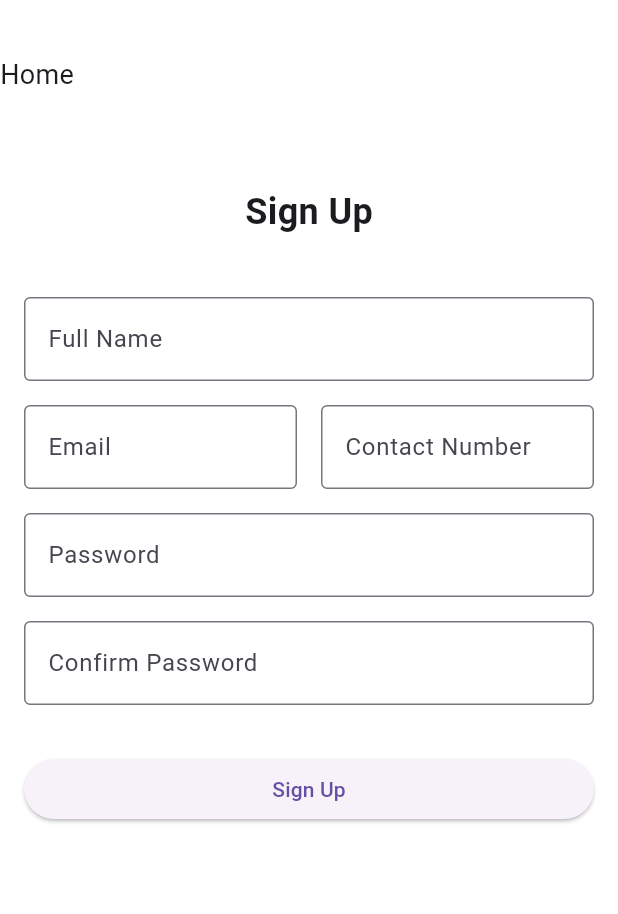
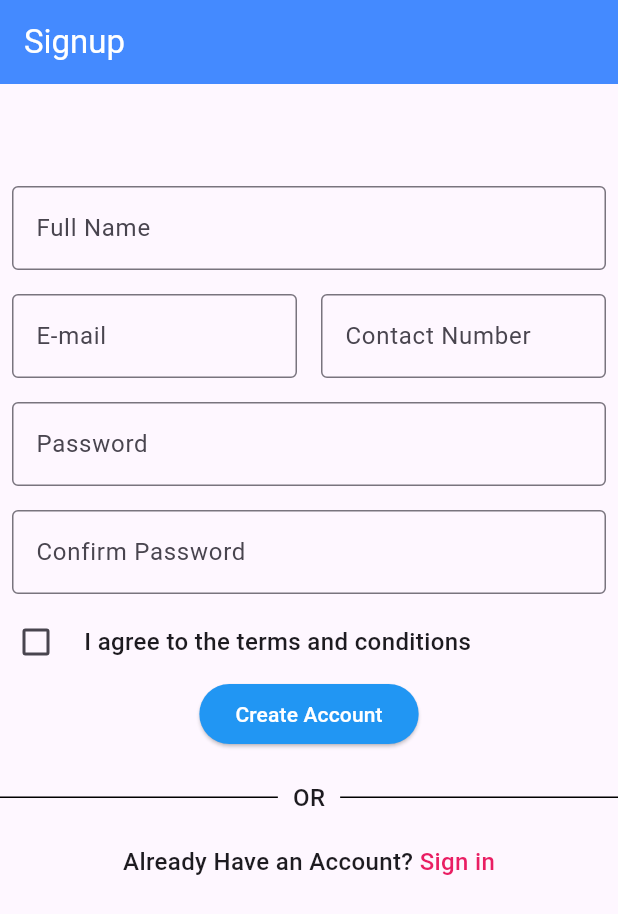
Before and after one commit to AronDevpro/flutter-intern-project, a Flutter app: the screen it shows after launch, on a phone screen of 412 x 824 dp. Shown: the top 914 px of the screen. Run offline on Flutter 3.47's test engine with Material 3 defaults, Android fonts, the phone set to English and light mode, and no system bars.

Commit message:
fixed signup page

```diff
--- a/lib/src/common_widgets/header.dart
+++ /dev/null
@@ -1,42 +0,0 @@
-import 'package:flutter/material.dart';
-
-class Header extends StatelessWidget {
-  const Header({super.key});
-
-  @override
-  Widget build(BuildContext context) {
-    return const SizedBox(
-      height: 100,
-      child: Row(
-        mainAxisAlignment: MainAxisAlignment.spaceBetween,
-        children: <Widget>[
-          Row(
-            mainAxisSize: MainAxisSize.min,
-            children: <Widget>[
-              HeaderItem('Home'),
-              SizedBox(
-                width: 60,
-              ),
-            ],
-          ),
-        ],
-      ),
-    );
-  }
-}
-
-class HeaderItem extends StatelessWidget {
-  final String title;
-  const HeaderItem(
-      this.title, {
-        super.key,
-      });
-
-  @override
-  Widget build(BuildContext context) {
-    return Text(
-      title,
-      style: const TextStyle(fontSize: 18),
-    );
-  }
-}
--- a/lib/src/features/auth/signup_screen.dart
+++ b/lib/src/features/auth/signup_screen.dart
@@ -1,86 +1,130 @@
 import 'package:flutter/material.dart';
-import 'package:flutter_intern_project/src/common_widgets/header.dart';
 
-class SignupScreen extends StatelessWidget {
+class SignupScreen extends StatefulWidget {
   const SignupScreen({super.key});
+
+  @override
+  State<SignupScreen> createState() => _SignupScreenState();
+}
+
+class _SignupScreenState extends State<SignupScreen> {
+  bool isChecked = false;
 
   @override
   Widget build(BuildContext context) {
     return Scaffold(
-      backgroundColor: Colors.white,
-      body: SingleChildScrollView(
+      appBar: AppBar(
+        backgroundColor: Colors.blueAccent,
+        foregroundColor: Colors.white,
+        title: const Text("Signup"),
+      ),
+      body: Container(
+        margin: const EdgeInsets.only(top:60.0),
         child: Column(
-          children: <Widget>[
-            const Header(),
-            const SizedBox(height: 24.0),
-            const Center(
-              child: Text(
-                'Sign Up',
-                style: TextStyle(
-                  fontSize: 24.0,
-                  fontWeight: FontWeight.bold,
+          children: [
+            const Padding(
+              padding: EdgeInsets.all(8.0),
+              child: TextField(
+                decoration: InputDecoration(
+                  border: OutlineInputBorder(),
+                  hintText: 'Full Name',
                 ),
               ),
             ),
-            const SizedBox(height: 24.0),
-            Padding(
-              padding: const EdgeInsets.all(16.0),
-              child: Column(
-                crossAxisAlignment: CrossAxisAlignment.stretch,
-                children: <Widget>[
-                  const TextField(
-                    decoration: InputDecoration(
-                      labelText: 'Full Name',
-                      border: OutlineInputBorder(),
-                    ),
-                  ),
-                  const SizedBox(height: 16.0),
             const Row(
-                    children: <Widget>[
+              children: [
                 Expanded(
+                  child: Padding(
+                    padding: EdgeInsets.all(8.0),
                     child: TextField(
                       decoration: InputDecoration(
-                            labelText: 'Email',
                         border: OutlineInputBorder(),
+                        hintText: 'E-mail',
                       ),
                     ),
                   ),
-                      SizedBox(width: 16.0),
+                ),
                 Expanded(
+                  child: Padding(
+                    padding: EdgeInsets.all(8.0),
                     child: TextField(
                       decoration: InputDecoration(
-                            labelText: 'Contact Number',
                         border: OutlineInputBorder(),
+                        hintText: 'Contact Number',
+                      ),
                     ),
                   ),
                 ),
               ],
             ),
-                  const SizedBox(height: 16.0),
-                  const TextField(
+            const Padding(
+              padding: EdgeInsets.all(8.0),
+              child: TextField(
                 decoration: InputDecoration(
-                      labelText: 'Password',
                   border: OutlineInputBorder(),
+                  hintText: 'Password',
                 ),
-                    obscureText: true,
               ),
-                  const SizedBox(height: 16.0),
-                  const TextField(
+            ),
+            const Padding(
+              padding: EdgeInsets.all(8.0),
+              child: TextField(
                 decoration: InputDecoration(
-                      labelText: 'Confirm Password',
                   border: OutlineInputBorder(),
+                  hintText: 'Confirm Password',
                 ),
-                    obscureText: true,
               ),
-                  const SizedBox(height: 32.0),
+            ),
+            Row(
+              children: [
+                Checkbox(
+                  value: isChecked,
+                  onChanged: (bool? value) {
+                    setState(() {
+                      isChecked = value!;
+                    });
+                  },
+                ),
+                const SizedBox(width: 8.0), // Adding some spacing between the Checkbox and the Text
+                const Text("I agree to the terms and conditions",style: TextStyle(fontWeight: FontWeight.w500, fontSize: 16.0),),
+              ],
+            ),
             ElevatedButton(
-                    onPressed: () {
-                      // Add your signup logic here
+              style: ElevatedButton.styleFrom(
+                backgroundColor: Colors.blue,
+                foregroundColor: Colors.white,
+              ),
+              onPressed: () {Navigator.pushNamed(context, '/second');
               },
-                    child: const Text('Sign Up'),
+              child: const Text("Create Account"),
+            ),
+            const Padding(
+              padding: EdgeInsets.symmetric(vertical: 20.0),
+              child: Row(
+                children: [
+                  Expanded(
+                    child: Divider(
+                      color: Colors.black,
+                    ),
+                  ),
+                  Padding(
+                    padding: EdgeInsets.symmetric(horizontal: 10.0),
+                    child: Text("OR",style: TextStyle(fontWeight: FontWeight.w500, fontSize: 16.0),),
+                  ),
+                  Expanded(
+                    child: Divider(
+                      color: Colors.black,
+                    ),
                   ),
                 ],
               ),
+            ),
+            const Row(
+              mainAxisAlignment: MainAxisAlignment.center,
+              children: [
+                Text("Already Have an Account? " ,style: TextStyle(fontWeight: FontWeight.w500, fontSize: 16.0),),
+                Text("Sign in", style: TextStyle(color: Colors.pink, fontWeight: FontWeight.w500, fontSize: 16.0),)
+              ],
             ),
           ],
         ),
```
Lines whose indentation alone changed are shown as unchanged.
